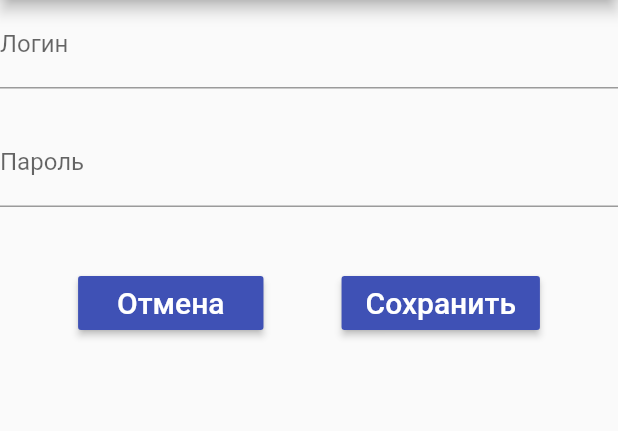
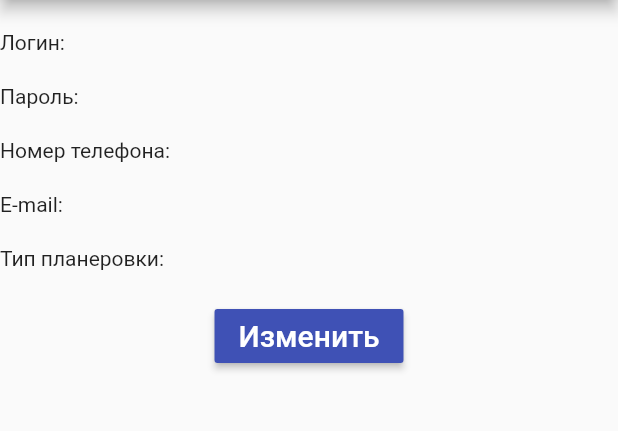
Before and after one commit to TatyanaKorotysh/RCD-S, a Flutter app: the Profile screen opened directly, on a phone screen of 412 x 824 dp, the part 84-515 px from its top. Run offline on Flutter 3.47's test engine with Material 2 defaults, Android fonts, the phone set to English and light mode, and no system bars.

Commit message:
страница профиля

```diff
--- a/rcd_s/lib/createProfile.dart
+++ b/rcd_s/lib/createProfile.dart
@@ -131,6 +131,9 @@ class _CreateProfileState extends State<CreateProfile> {
   void cancel() {}
 
   void save() {
+    //добавить условие проверки:
+    //если в первый раз, то открываем устройсва
+    //если нет, то профиль
     Navigator.push(context, MaterialPageRoute(builder: (context) {
       return Devices();
     }));
--- a/rcd_s/lib/profile.dart
+++ b/rcd_s/lib/profile.dart
@@ -1,5 +1,6 @@
 import 'package:flutter/cupertino.dart';
 import 'package:flutter/material.dart';
+import 'package:rcd_s/createProfile.dart';
 import 'menu.dart';
 
 class Profile extends StatefulWidget {
@@ -30,28 +31,45 @@ class _ProfileState extends State<Profile> {
   Widget _form() {
     final _sizeTextWhite = const TextStyle(fontSize: 20.0, color: Colors.white);
 
-    return Form(
-      key: _formKey,
-      child: Column(
+    return Column(
       children: <Widget>[
         Container(
           child: Column(
             children: [
-                TextFormField(
-                  decoration: new InputDecoration(labelText: 'Логин'),
+              Padding(
+                padding: EdgeInsets.symmetric(vertical: 10.0),
+              ),
+              Align(
+                alignment: Alignment.centerLeft,
+                child: Text('Логин: '),
               ),
               Padding(
                 padding: EdgeInsets.symmetric(vertical: 10.0),
               ),
-                TextFormField(
-                  decoration: new InputDecoration(labelText: 'Пароль'),
-                  obscureText: true,
+              Align(
+                alignment: Alignment.centerLeft,
+                child: Text('Пароль: '),
               ),
               Padding(
                 padding: EdgeInsets.symmetric(vertical: 10.0),
               ),
-              ],
+              Align(
+                alignment: Alignment.centerLeft,
+                child: Text('Номер телефона: '),
               ),
+              Padding(
+                padding: EdgeInsets.symmetric(vertical: 10.0),
+              ),
+              Align(
+                alignment: Alignment.centerLeft,
+                child: Text('E-mail: '),
+              ),
+              Padding(
+                padding: EdgeInsets.symmetric(vertical: 10.0),
+              ),
+              Align(
+                alignment: Alignment.centerLeft,
+                child: Text('Тип планеровки: '),
               ),
               Padding(
                 padding: const EdgeInsets.symmetric(vertical: 20.0),
@@ -60,25 +78,23 @@ class _ProfileState extends State<Profile> {
                   children: [
                     MaterialButton(
                       minWidth: MediaQuery.of(context).size.width * 0.3,
-                  onPressed: cancel,
-                  child: Text('Отмена', style: _sizeTextWhite),
+                      onPressed: change,
+                      child: Text('Изменить', style: _sizeTextWhite),
                       color: Theme.of(context).accentColor,
                     ),
-                MaterialButton(
-                  minWidth: MediaQuery.of(context).size.width * 0.3,
-                  onPressed: save,
-                  child: Text('Сохранить', style: _sizeTextWhite),
-                  color: Theme.of(context).accentColor,
-                )
                   ],
                 ),
               ),
             ],
           ),
+        ),
+      ],
     );
   }
 
-  void cancel() {}
-
-  void save() {}
+  void change() {
+    Navigator.push(context, MaterialPageRoute(builder: (context) {
+      return CreateProfile();
+    }));
   }
+}
```
Lines whose indentation alone changed are shown as unchanged.
